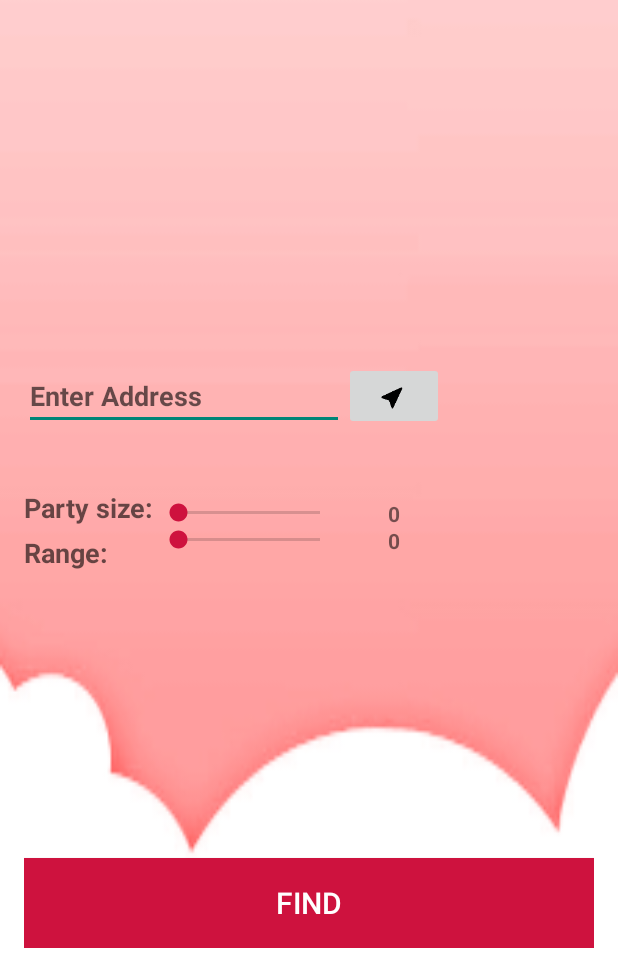
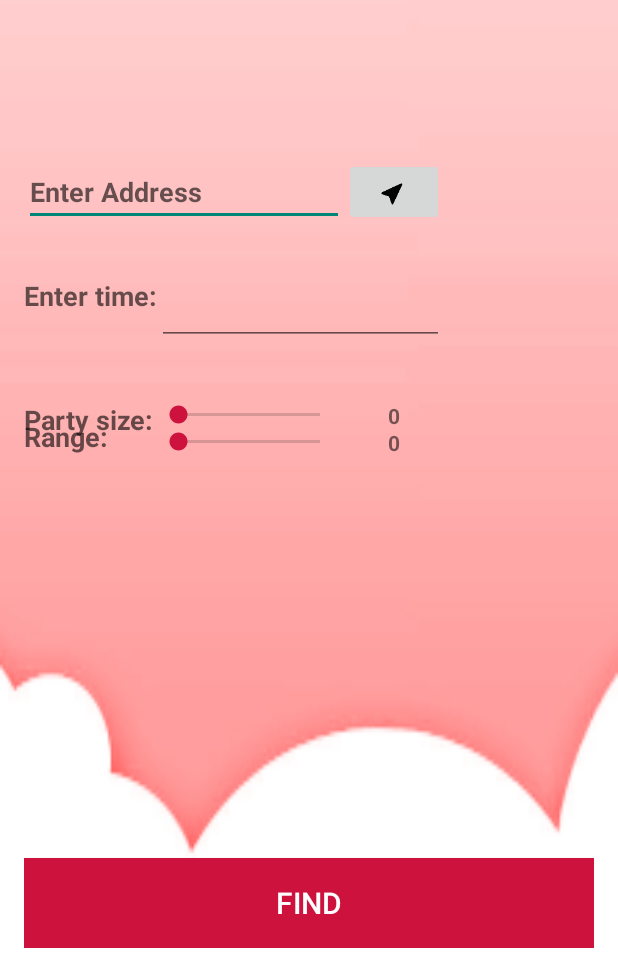
Before and after one commit to mmnavarr/QuickSit, an Android app: the screen it shows after launch (MainActivity), on a phone screen of 412 x 824 dp, the part 264-1236 px from its top. Run offline under Robolectric (Android 15) with nearby library versions, the phone set to English and light mode, and no system bars.

Commit message:
Update - added time slot

```diff
--- a/app/src/main/res/layout/activity_main.xml
+++ b/app/src/main/res/layout/activity_main.xml
@@ -18,8 +18,8 @@
         android:layout_below="@+id/pSize"
         android:layout_alignLeft="@+id/pSize"
         android:layout_alignStart="@+id/pSize"
-        android:layout_toStartOf="@+id/currLocation"
-        android:layout_toLeftOf="@+id/currLocation" />
+        android:layout_alignRight="@+id/pSize"
+        android:layout_alignEnd="@+id/pSize" />
 
     <EditText
         android:layout_width="wrap_content"
@@ -28,10 +28,11 @@
         android:ems="10"
         android:id="@+id/address"
         android:hint="@string/addr"
-        android:layout_centerVertical="true"
+        android:textStyle="bold"
+        android:layout_below="@+id/imageView"
         android:layout_alignParentLeft="true"
         android:layout_alignParentStart="true"
-        android:textStyle="bold" />
+        android:layout_marginTop="109dp" />
 
     <ImageButton
         android:layout_width="wrap_content"
@@ -44,7 +45,7 @@
         android:layout_alignTop="@+id/address"
         android:layout_toRightOf="@+id/address"
         android:layout_toEndOf="@+id/address"
-        android:layout_above="@+id/pSize" />
+        android:layout_above="@+id/editText" />
 
     <Button
         android:layout_width="wrap_content"
@@ -69,9 +70,9 @@
         android:max="10"
         android:indeterminate="false"
         android:thumbTint="#CE123E"
-        android:layout_marginTop="46dp"
-        android:layout_below="@+id/address"
-        android:layout_toLeftOf="@+id/currLocation"
+        android:layout_marginTop="37dp"
+        android:layout_below="@+id/editText"
+        android:layout_toLeftOf="@+id/pSizeTxt"
         android:layout_toRightOf="@+id/textView"
         android:layout_toEndOf="@+id/textView" />
 
@@ -108,12 +109,23 @@
         android:layout_width="wrap_content"
         android:layout_height="wrap_content"
         android:textAppearance="?android:attr/textAppearanceMedium"
+        android:text="@string/time"
+        android:id="@+id/textView3"
+        android:textStyle="bold"
+        android:layout_alignTop="@+id/editText"
+        android:layout_alignParentLeft="true"
+        android:layout_alignParentStart="true" />
+
+    <TextView
+        android:layout_width="wrap_content"
+        android:layout_height="wrap_content"
+        android:textAppearance="?android:attr/textAppearanceMedium"
         android:text="@string/party"
         android:id="@+id/textView"
-        android:layout_above="@+id/textView2"
+        android:textStyle="bold"
+        android:layout_alignTop="@+id/pSize"
         android:layout_alignParentLeft="true"
-        android:layout_alignParentStart="true"
-        android:textStyle="bold" />
+        android:layout_alignParentStart="true" />
 
     <TextView
         android:layout_width="wrap_content"
@@ -121,11 +133,10 @@
         android:textAppearance="?android:attr/textAppearanceMedium"
         android:text="@string/range"
         android:id="@+id/textView2"
-        android:layout_alignTop="@+id/range"
+        android:textStyle="bold"
+        android:layout_alignBottom="@+id/range"
         android:layout_alignParentLeft="true"
-        android:layout_alignParentStart="true"
-        android:layout_marginTop="5dp"
-        android:textStyle="bold" />
+        android:layout_alignParentStart="true" />
 
     <ImageView
         android:layout_width="100dp"
@@ -140,4 +151,16 @@
         android:layout_alignRight="@+id/find"
         android:layout_alignEnd="@+id/find" />
 
+    <EditText
+        android:layout_width="wrap_content"
+        android:layout_height="wrap_content"
+        android:inputType="time"
+        android:ems="10"
+        android:id="@+id/editText"
+        android:layout_marginTop="34dp"
+        android:layout_below="@+id/address"
+        android:layout_alignRight="@+id/currLocation"
+        android:layout_alignEnd="@+id/currLocation"
+        android:layout_toEndOf="@+id/textView3" />
+
 </RelativeLayout>
--- a/app/src/main/res/values/strings.xml
+++ b/app/src/main/res/values/strings.xml
@@ -6,6 +6,7 @@
     <string name="action_settings">Settings</string>
     <string name="name">QuickSit</string>
     <string name="addr">Enter Address</string>
+    <string name="time">Enter time:</string>
     <string name="find">Find</string>
     <string name="party">Party size:</string>
     <string name="range">Range:</string>
```
Also changed, not shown: app/src/main/res/drawable-xxhdpi/icon_original.png (added), 1 other file.
